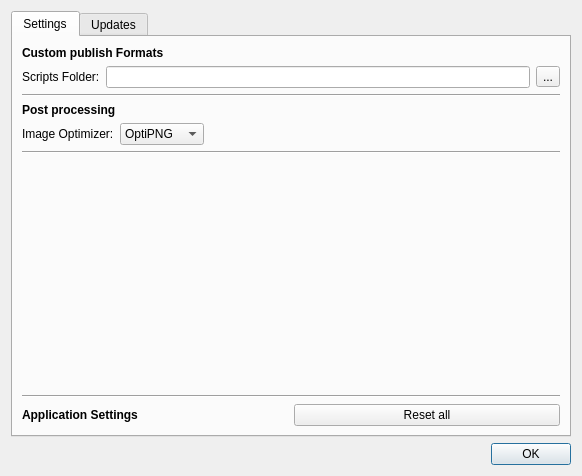
Before: the Qt Designer form SpriteSheetPacker/PreferencesDialog.ui in amakaseev/sprite-sheet-packer, drawn with Qt 5.
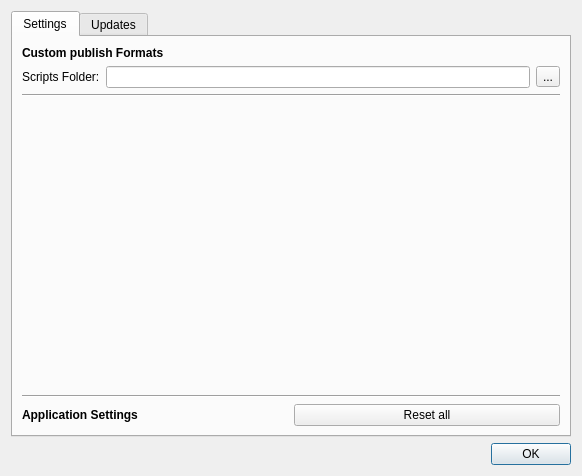
After: the same form once the commit is applied. Icons and pictures are not drawn.

Commit message: Add optimizer setting to project file. Temp fix for crash when closing publish dialog

Patch:
```diff
--- a/SpriteSheetPacker/PreferencesDialog.ui
+++ b/SpriteSheetPacker/PreferencesDialog.ui
@@ -76,67 +76,6 @@
          </property>
         </widget>
        </item>
-       <item>
-        <widget class="QLabel" name="label_5">
-         <property name="font">
-          <font>
-           <weight>75</weight>
-           <bold>true</bold>
-          </font>
-         </property>
-         <property name="text">
-          <string>Post processing</string>
-         </property>
-        </widget>
-       </item>
-       <item>
-        <layout class="QHBoxLayout" name="horizontalLayout_3">
-         <item>
-          <widget class="QLabel" name="label_4">
-           <property name="text">
-            <string>Image Optimizer:</string>
-           </property>
-          </widget>
-         </item>
-         <item>
-          <widget class="QComboBox" name="optimizerComboBox">
-           <property name="layoutDirection">
-            <enum>Qt::LeftToRight</enum>
-           </property>
-           <item>
-            <property name="text">
-             <string>OptiPNG</string>
-            </property>
-           </item>
-           <item>
-            <property name="text">
-             <string>Pngquant</string>
-            </property>
-           </item>
-          </widget>
-         </item>
-         <item>
-          <spacer name="horizontalSpacer">
-           <property name="orientation">
-            <enum>Qt::Horizontal</enum>
-           </property>
-           <property name="sizeHint" stdset="0">
-            <size>
-             <width>40</width>
-             <height>20</height>
-            </size>
-           </property>
-          </spacer>
-         </item>
-        </layout>
-       </item>
-       <item>
-        <widget class="Line" name="line">
-         <property name="orientation">
-          <enum>Qt::Horizontal</enum>
-         </property>
-        </widget>
-       </item>
        <item>
         <spacer name="verticalSpacer">
          <property name="orientation">
```
The commit also changes 12 other files.
